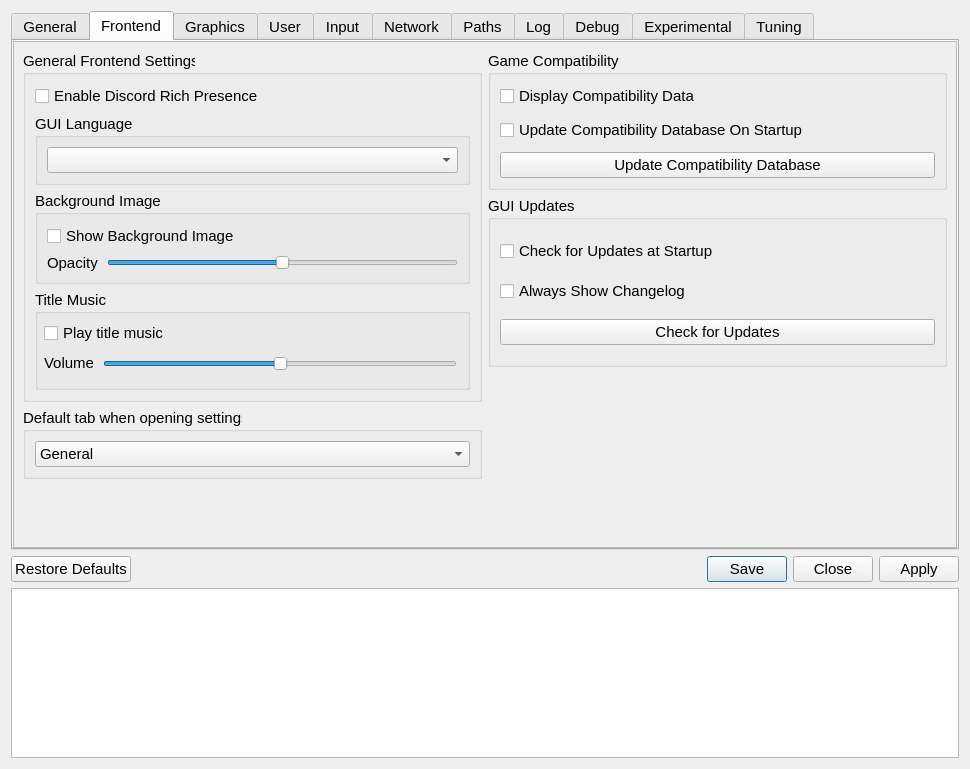
Qt form src/qt_gui/settings_dialog.ui (junminlee2004/GR2Launcher) before a commit.
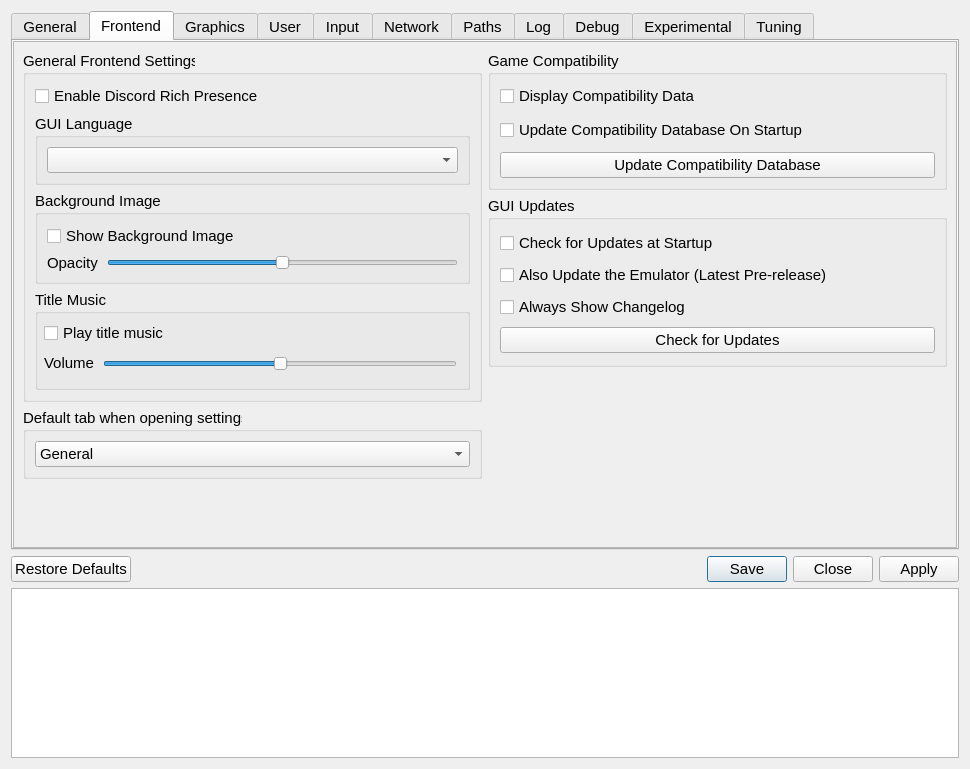
The same form after that commit. The open tabs and pages were chosen to show the change. Icons and pictures are not drawn. Custom widgets are drawn as their Qt base class.

Commit message: Update the emulator pre-release together with the launcher in the auto updater

```diff
--- a/src/qt_gui/settings_dialog.ui
+++ b/src/qt_gui/settings_dialog.ui
@@ -879,6 +879,13 @@
                  </property>
                 </widget>
                </item>
+               <item>
+                <widget class="QCheckBox" name="updateEmulatorCheckBox">
+                 <property name="text">
+                  <string>Also Update the Emulator (Latest Pre-release)</string>
+                 </property>
+                </widget>
+               </item>
                <item>
                 <widget class="QCheckBox" name="changelogCheckBox">
                  <property name="text">
```
The commit also changes 7 other files.
